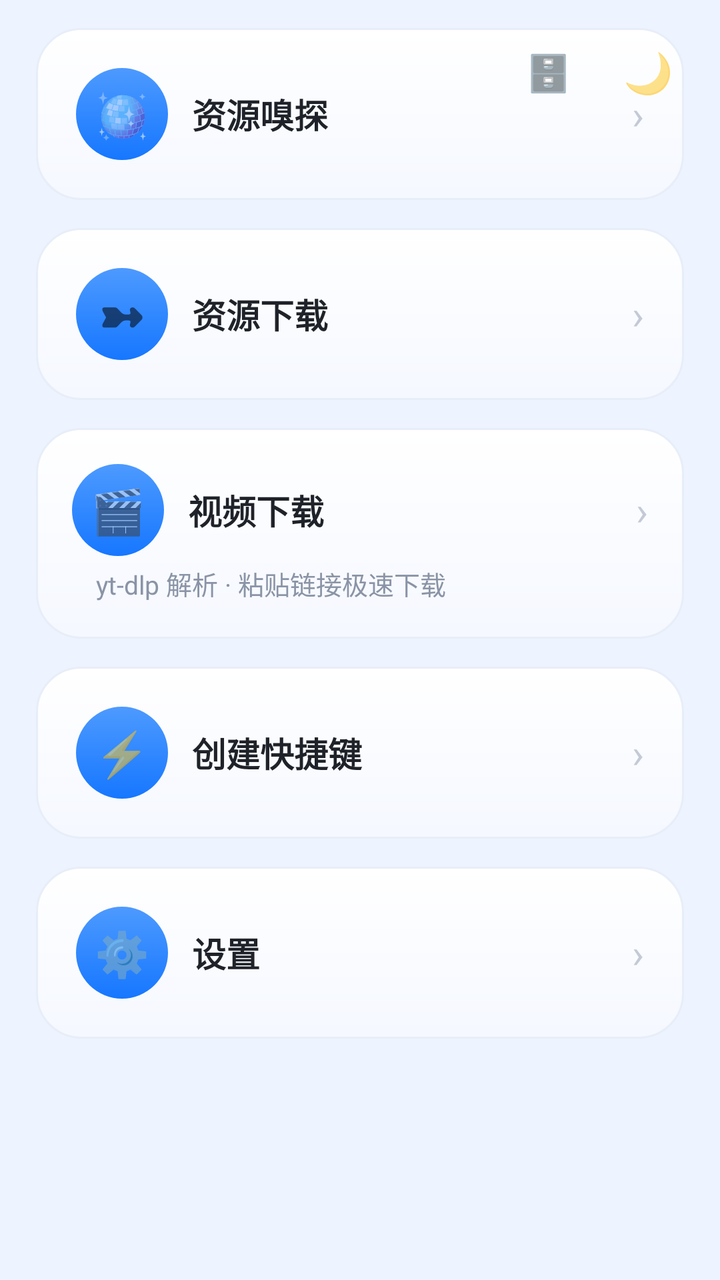
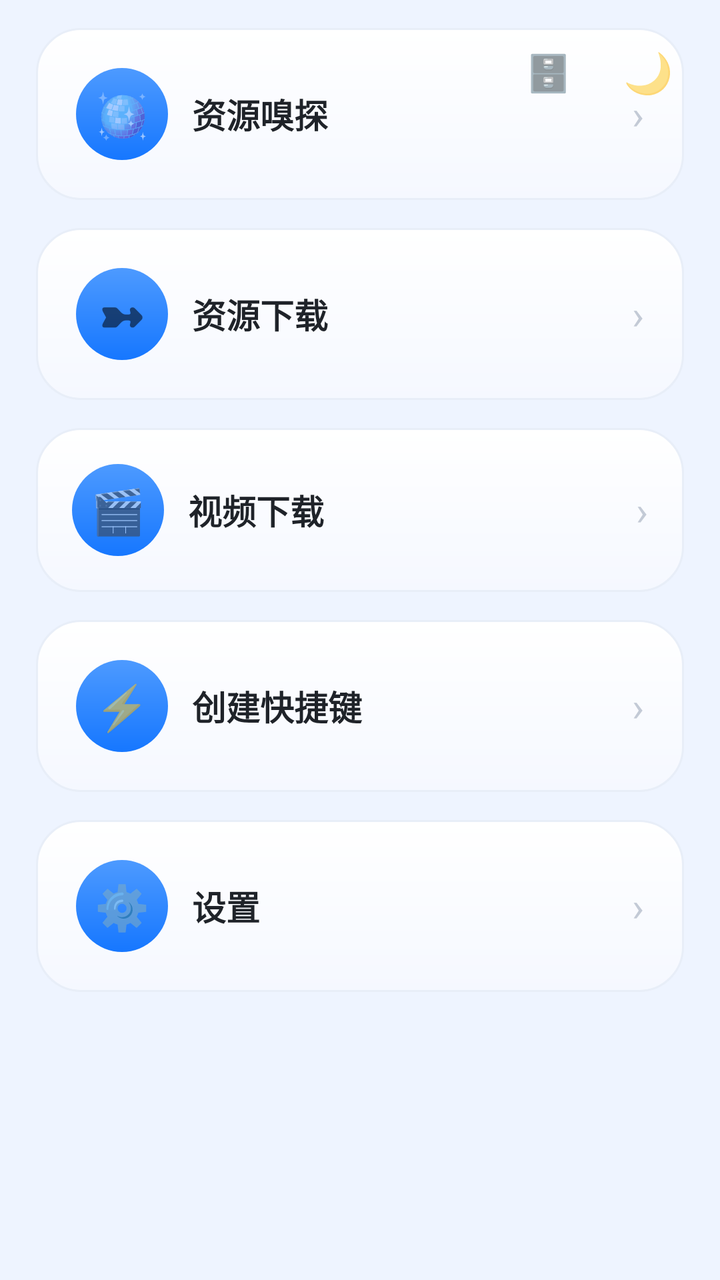

Compare the two renders of this Android layout. The source of the first and the diff that turns it into the second are given below.
<!-- AndroidManifest.xml: application theme AppTheme -->
<!-- res/layout/activity_toolbox.xml -->
<?xml version="1.0" encoding="utf-8"?>
<FrameLayout xmlns:android="http://schemas.android.com/apk/res/android"
    android:id="@+id/toolRoot"
    android:layout_width="match_parent" android:layout_height="match_parent">

    <TextView android:id="@+id/lanToggle"
        android:layout_width="44dp" android:layout_height="44dp"
        android:layout_gravity="top|right" android:layout_marginTop="14dp" android:layout_marginRight="64dp"
        android:gravity="center" android:elevation="6dp"
        android:text="🗄️" android:textSize="18sp"/>

    <TextView android:id="@+id/themeToggle"
        android:layout_width="44dp" android:layout_height="44dp"
        android:layout_gravity="top|right" android:layout_margin="14dp"
        android:gravity="center" android:elevation="6dp"
        android:text="🌙" android:textSize="20sp"/>

    <LinearLayout android:id="@+id/toolColumn"
        android:layout_width="match_parent" android:layout_height="match_parent"
        android:orientation="vertical"
        android:background="@color/bg">

        <ScrollView
            android:layout_width="match_parent" android:layout_height="match_parent"
            android:fillViewport="true" android:scrollbars="none">

            <LinearLayout
                android:layout_width="match_parent" android:layout_height="wrap_content"
                android:orientation="vertical"
                android:paddingLeft="18dp" android:paddingRight="18dp"
                android:paddingTop="14dp" android:paddingBottom="18dp">

                <LinearLayout android:tag="card" android:id="@+id/cardPlayer"
                    android:layout_width="match_parent" android:layout_height="wrap_content"
                    android:layout_marginTop="0dp"
                    android:background="@drawable/bg_card" android:orientation="vertical"
                    android:padding="20dp">

                    <LinearLayout
                        android:layout_width="match_parent" android:layout_height="wrap_content"
                        android:orientation="horizontal" android:gravity="center_vertical">
                        <TextView
                            android:layout_width="46dp" android:layout_height="46dp"
                            android:background="@drawable/bg_btn"
                            android:text="🪩" android:textSize="22sp" android:gravity="center"/>
                        <TextView
                            android:layout_width="0dp" android:layout_height="wrap_content"
                            android:layout_weight="1" android:layout_marginLeft="12dp"
                            android:text="资源嗅探" android:textSize="17sp"
                            android:textStyle="bold" android:tag="title" android:textColor="@color/textMain"/>
                        <TextView android:text="›" android:textSize="20sp"
                            android:textColor="#C3CAD6"
                            android:layout_width="wrap_content" android:layout_height="wrap_content"/>
                    </LinearLayout>
                </LinearLayout>

                <LinearLayout android:tag="card" android:id="@+id/cardDownload"
                    android:layout_width="match_parent" android:layout_height="wrap_content"
                    android:layout_marginTop="14dp"
                    android:background="@drawable/bg_card" android:orientation="vertical"
                    android:padding="20dp">
                    <LinearLayout
                        android:layout_width="match_parent" android:layout_height="wrap_content"
                        android:orientation="horizontal" android:gravity="center_vertical">
                        <TextView
                            android:layout_width="46dp" android:layout_height="46dp"
                            android:background="@drawable/bg_btn"
                            android:text="➼" android:textSize="22sp" android:gravity="center"/>
                        <TextView
                            android:layout_width="0dp" android:layout_height="wrap_content"
                            android:layout_weight="1" android:layout_marginLeft="12dp"
                            android:text="资源下载" android:textSize="17sp"
                            android:textStyle="bold" android:tag="title" android:textColor="@color/textMain"/>
                        <TextView android:text="›" android:textSize="20sp"
                            android:textColor="#C3CAD6"
                            android:layout_width="wrap_content" android:layout_height="wrap_content"/>
                    </LinearLayout>
                </LinearLayout>
                 <LinearLayout android:tag="card" android:id="@+id/cardVideoDl"
                    android:layout_width="match_parent" android:layout_height="wrap_content"
                    android:layout_marginTop="14dp"
                    android:background="@drawable/bg_card" android:orientation="vertical"
                    android:padding="18dp">
                    <LinearLayout android:layout_width="match_parent" android:layout_height="wrap_content"
                        android:orientation="horizontal" android:gravity="center_vertical">
                        <TextView android:layout_width="46dp" android:layout_height="46dp"
                            android:background="@drawable/bg_btn"
                            android:text="🎬" android:textSize="22sp" android:gravity="center"/>
                        <TextView
                            android:layout_width="0dp" android:layout_height="wrap_content"
                            android:layout_weight="1" android:layout_marginLeft="12dp"
                            android:text="视频下载" android:textSize="17sp"
                            android:textStyle="bold" android:tag="title" android:textColor="@color/textMain"/>
                        <TextView android:text="›" android:textSize="20sp"
                            android:textColor="#C3CAD6"
                            android:layout_width="wrap_content" android:layout_height="wrap_content"/>
                    </LinearLayout>
                    <TextView
                        android:layout_width="wrap_content" android:layout_height="wrap_content"
                        android:layout_marginLeft="12dp" android:layout_marginTop="4dp"
                        android:text="yt-dlp 解析 · 粘贴链接极速下载" android:textSize="13sp"
                        android:tag="sub" android:textColor="@color/textSub"/>
                </LinearLayout>

               <LinearLayout android:tag="card" android:id="@+id/cardShortcut"
                    android:layout_width="match_parent" android:layout_height="wrap_content"
                    android:layout_marginTop="14dp"
                    android:background="@drawable/bg_card" android:orientation="vertical"
                    android:padding="20dp">
                    <LinearLayout
                        android:layout_width="match_parent" android:layout_height="wrap_content"
                        android:orientation="horizontal" android:gravity="center_vertical">
                        <TextView
                            android:layout_width="46dp" android:layout_height="46dp"
                            android:background="@drawable/bg_btn" android:padding="8dp"
                            android:text="⚡" android:textSize="22sp" android:gravity="center"/>
                        <TextView
                            android:layout_width="0dp" android:layout_height="wrap_content"
                            android:layout_weight="1" android:layout_marginLeft="12dp"
                            android:text="创建快捷键" android:textSize="17sp"
                            android:textStyle="bold" android:tag="title" android:textColor="@color/textMain"/>
                        <TextView android:text="›" android:textSize="20sp"
                            android:textColor="#C3CAD6"
                            android:layout_width="wrap_content" android:layout_height="wrap_content"/>
                    </LinearLayout>
                </LinearLayout>



                <LinearLayout android:tag="card" android:id="@+id/cardAppSettings"
                    android:layout_width="match_parent" android:layout_height="wrap_content"
                    android:layout_marginTop="14dp"
                    android:background="@drawable/bg_card" android:orientation="vertical"
                    android:padding="20dp">
                    <LinearLayout
                        android:layout_width="match_parent" android:layout_height="wrap_content"
                        android:orientation="horizontal" android:gravity="center_vertical">
                        <TextView
                            android:layout_width="46dp" android:layout_height="46dp"
                            android:background="@drawable/bg_btn" android:padding="8dp"
                            android:text="⚙️" android:textSize="22sp" android:gravity="center"/>
                        <TextView
                            android:layout_width="0dp" android:layout_height="wrap_content"
                            android:layout_weight="1" android:layout_marginLeft="12dp"
                            android:text="设置" android:textSize="17sp"
                            android:textStyle="bold" android:tag="title" android:textColor="@color/textMain"/>
                        <TextView android:text="›" android:textSize="20sp"
                            android:textColor="#C3CAD6"
                            android:layout_width="wrap_content" android:layout_height="wrap_content"/>
                    </LinearLayout>
                </LinearLayout>
            </LinearLayout>
        </ScrollView>
    </LinearLayout>
</FrameLayout>
<!-- resources referenced by this layout -->
<resources>
  <color name="bg">#EEF4FF</color>
  <color name="textMain">#1F2329</color>
  <color name="textSub">#8A94A6</color>
  <!-- drawable bg_btn (drawable) -->
  <?xml version="1.0" encoding="utf-8"?>
  <ripple xmlns:android="http://schemas.android.com/apk/res/android">
      <item>
          <shape>
              <gradient android:startColor="#4D9AFF" android:endColor="#1677FF" android:angle="270"/>
              <corners android:radius="26dp"/>
          </shape>
      </item>
  </ripple>
  <!-- drawable bg_card (drawable) -->
  <?xml version="1.0" encoding="utf-8"?>
  <ripple xmlns:android="http://schemas.android.com/apk/res/android"
      android:color="#22315CDE">
      <item>
          <shape>
              <gradient android:angle="270" android:startColor="#FFFFFF" android:endColor="#F5F8FF"/>
              <corners android:radius="22dp"/>
              <stroke android:width="1dp" android:color="#E8EEF8"/>
          </shape>
      </item>
  </ripple>
  <style name="AppTheme" parent="Theme.MaterialComponents.DayNight.NoActionBar">
          <item name="android:windowFullscreen">true</item>
          <item name="android:windowNoTitle">true</item>
          <item name="android:windowTranslucentNavigation">true</item>
          <item name="android:windowBackground">@color/bg</item>
          <item name="android:colorAccent">@color/blue2</item>
          <item name="colorPrimary">@color/blue2</item>
          <item name="colorSecondary">@color/blue2</item>
          <item name="android:colorControlHighlight">#22315CDE</item>
      </style>
  <color name="blue2">#1677FF</color>
</resources>

<!-- the commit's change to res/layout/activity_toolbox.xml (unified diff, before → after) -->
@@ -95,11 +95,6 @@
                             android:textColor="#C3CAD6"
                             android:layout_width="wrap_content" android:layout_height="wrap_content"/>
                     </LinearLayout>
-                    <TextView
-                        android:layout_width="wrap_content" android:layout_height="wrap_content"
-                        android:layout_marginLeft="12dp" android:layout_marginTop="4dp"
-                        android:text="yt-dlp 解析 · 粘贴链接极速下载" android:textSize="13sp"
-                        android:tag="sub" android:textColor="@color/textSub"/>
                 </LinearLayout>
 
                <LinearLayout android:tag="card" android:id="@+id/cardShortcut"
<!-- resource entries referenced after the edit -->
@@ -2,7 +2,6 @@
 <resources>
   <color name="bg">#EEF4FF</color>
   <color name="textMain">#1F2329</color>
-  <color name="textSub">#8A94A6</color>
   <!-- drawable bg_btn (drawable) -->
   <?xml version="1.0" encoding="utf-8"?>
   <ripple xmlns:android="http://schemas.android.com/apk/res/android">
